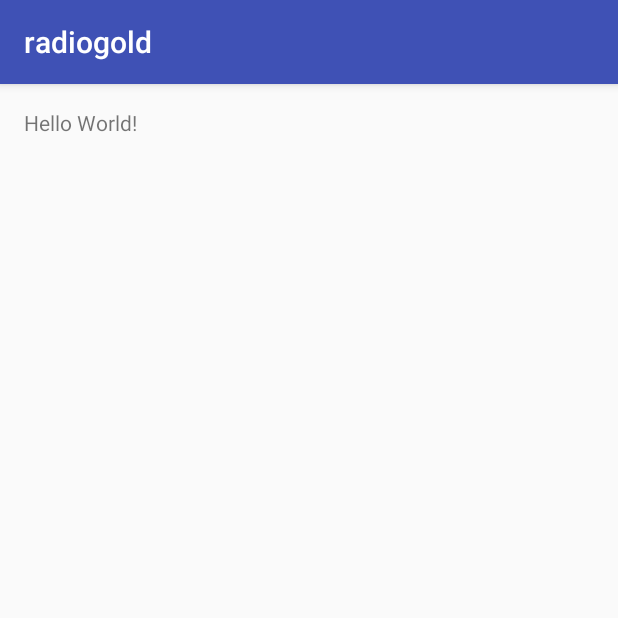
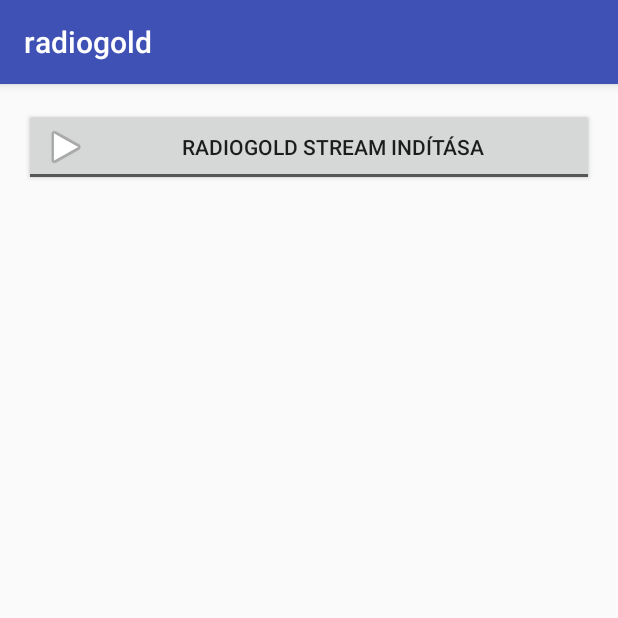
Before and after one commit to GeryBravo/radiogold, an Android app: the screen it shows after launch (MainActivity), on a phone screen of 412 x 824 dp, the top half of it. Run offline under Robolectric (Android 15) with nearby library versions, the phone set to English and light mode, and no system bars.

Commit message:
MainActivity started, Button logic added, basic UI

```diff
--- a/radiogold/app/src/main/AndroidManifest.xml
+++ b/radiogold/app/src/main/AndroidManifest.xml
@@ -1,6 +1,8 @@
 <?xml version="1.0" encoding="utf-8"?>
 <manifest xmlns:android="http://schemas.android.com/apk/res/android"
     package="app.radiogold.radiogold">
+
+    <uses-permission android:name="android.permission.ACCESS_NETWORK_STATE" />
 
     <application
         android:allowBackup="true"
--- a/radiogold/app/src/main/java/app/radiogold/radiogold/MainActivity.java
+++ b/radiogold/app/src/main/java/app/radiogold/radiogold/MainActivity.java
@@ -1,13 +1,64 @@
 package app.radiogold.radiogold;
 
+import android.content.Context;
+import android.content.Intent;
+import android.net.ConnectivityManager;
+import android.net.NetworkInfo;
 import android.support.v7.app.AppCompatActivity;
 import android.os.Bundle;
+import android.widget.CompoundButton;
+import android.widget.Toast;
+import android.widget.ToggleButton;
 
 public class MainActivity extends AppCompatActivity {
+
+    private ToggleButton buttonStartStream;
+    private Boolean streaming = false;
 
     @Override
     protected void onCreate(Bundle savedInstanceState) {
         super.onCreate(savedInstanceState);
         setContentView(R.layout.activity_main);
+        getUI();
+
+        buttonStartStream.setActivated(true);
+
+        buttonStartStream.setOnCheckedChangeListener(new CompoundButton.OnCheckedChangeListener() {
+            @Override
+            public void onCheckedChanged(CompoundButton buttonView, boolean isChecked) {
+                if(isChecked) {
+                    if (!isOnline()) {
+                        Toast.makeText(getApplicationContext(), getString(R.string.error_no_internet), Toast.LENGTH_SHORT).show();
+                        streaming = false;
+                        buttonStartStream.setChecked(false);
+                        return;
+                    } else {
+                        Intent startIntent = new Intent(MainActivity.this, StreamPlayerService.class);
+                        startIntent.setAction("app.radiogold.streamplayerservice.action.startforeground");
+                        startService(startIntent);
+                        streaming = true;
+                    }
+                }
+                //If the button is already checked, so we are streaming
+                else {
+                    Intent stopIntent = new Intent(MainActivity.this, StreamPlayerService.class);
+                    stopIntent.setAction("app.radiogold.streamplayerservice.action.stopforeground");
+                    startService(stopIntent);
+                    streaming = false;
+                }
+            }
+
+        });
+    }
+
+    private void getUI() {
+        buttonStartStream = (ToggleButton) findViewById(R.id.buttonStartStream);
+    }
+
+    public boolean isOnline() {
+        ConnectivityManager cm =
+                (ConnectivityManager) getSystemService(Context.CONNECTIVITY_SERVICE);
+        NetworkInfo netInfo = cm.getActiveNetworkInfo();
+        return netInfo != null && netInfo.isConnectedOrConnecting();
     }
 }
--- a/radiogold/app/src/main/res/layout/activity_main.xml
+++ b/radiogold/app/src/main/res/layout/activity_main.xml
@@ -9,8 +9,16 @@
     android:paddingTop="@dimen/activity_vertical_margin"
     tools:context="app.radiogold.radiogold.MainActivity">
 
-    <TextView
+    <ToggleButton
         android:layout_width="wrap_content"
         android:layout_height="wrap_content"
-        android:text="Hello World!" />
+        android:textOff="@string/button_start_off_text"
+        android:textOn="@string/button_start_on_text"
+        android:id="@+id/buttonStartStream"
+        android:layout_alignParentTop="true"
+        android:layout_alignParentLeft="true"
+        android:layout_alignParentStart="true"
+        android:layout_alignParentRight="true"
+        android:drawableLeft="@android:drawable/ic_media_play"
+        android:layout_alignParentEnd="true" />
 </RelativeLayout>
--- a/radiogold/app/src/main/res/values/strings.xml
+++ b/radiogold/app/src/main/res/values/strings.xml
@@ -1,3 +1,6 @@
 <resources>
     <string name="app_name">radiogold</string>
+    <string name="button_start_off_text">RadioGold stream indítása</string>
+    <string name="button_start_on_text">RadioGold stream leállítása</string>
+    <string name="error_no_internet">Nincs internetkapcsolat!</string>
 </resources>
```
